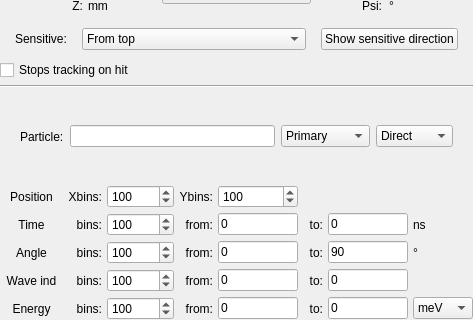
First picture: the form in ants3bundle/src/ants3/gui/geom/amonitordelegateform.ui, repository andrmor/ANTS3bundle, before the edit; both pictures show x 0 to 473 and y 157 to 477 of the 473 by 477 pixel window.
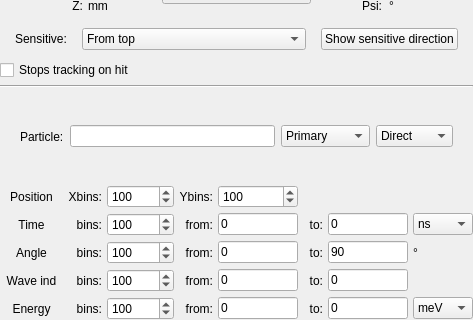
Second picture: the form after the edit.

Commit message: time units for monitors

```diff
--- a/ants3bundle/src/ants3/gui/geom/amonitordelegateform.ui
+++ b/ants3bundle/src/ants3/gui/geom/amonitordelegateform.ui
@@ -1024,25 +1024,6 @@
        </property>
       </widget>
      </item>
-     <item row="1" column="8">
-      <widget class="QLabel" name="label_29">
-       <property name="sizePolicy">
-        <sizepolicy hsizetype="Fixed" vsizetype="Preferred">
-         <horstretch>0</horstretch>
-         <verstretch>0</verstretch>
-        </sizepolicy>
-       </property>
-       <property name="minimumSize">
-        <size>
-         <width>0</width>
-         <height>0</height>
-        </size>
-       </property>
-       <property name="text">
-        <string>ns</string>
-       </property>
-      </widget>
-     </item>
      <item row="2" column="8">
       <widget class="QLabel" name="label_30">
        <property name="sizePolicy">
@@ -1117,6 +1098,36 @@
        </item>
       </widget>
      </item>
+     <item row="1" column="8">
+      <widget class="QComboBox" name="cobTimeUnits">
+       <property name="maximumSize">
+        <size>
+         <width>60</width>
+         <height>16777215</height>
+        </size>
+       </property>
+       <item>
+        <property name="text">
+         <string>ns</string>
+        </property>
+       </item>
+       <item>
+        <property name="text">
+         <string>us</string>
+        </property>
+       </item>
+       <item>
+        <property name="text">
+         <string>ms</string>
+        </property>
+       </item>
+       <item>
+        <property name="text">
+         <string>s</string>
+        </property>
+       </item>
+      </widget>
+     </item>
     </layout>
    </item>
   </layout>
```
Left out of the diff: 140 changed lines with no effect on the pictures. The commit also changes 10 other files.
